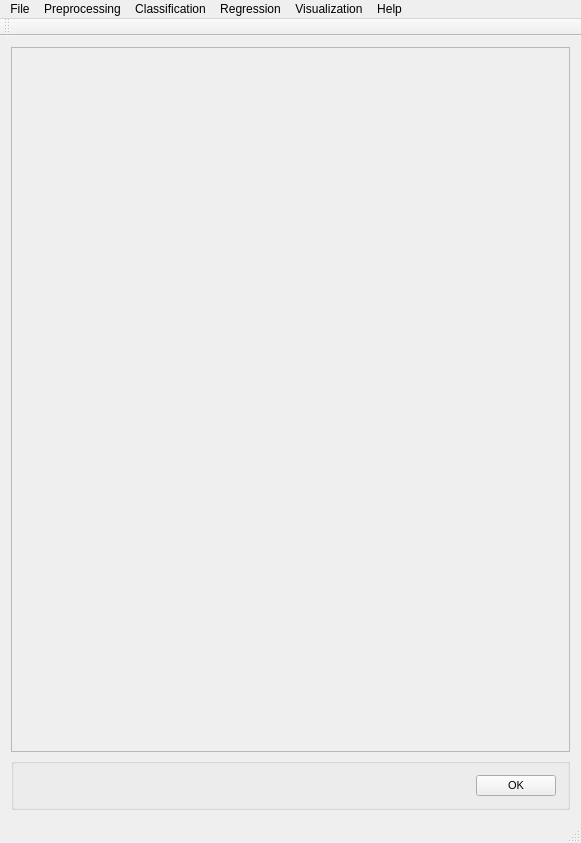
The window that src/PYSAT_Gui_UI_Forms/04_mainwindow_mask.ui (tisaconundrum2/PySAT-GUI) describes before a commit, drawn with Qt 5.
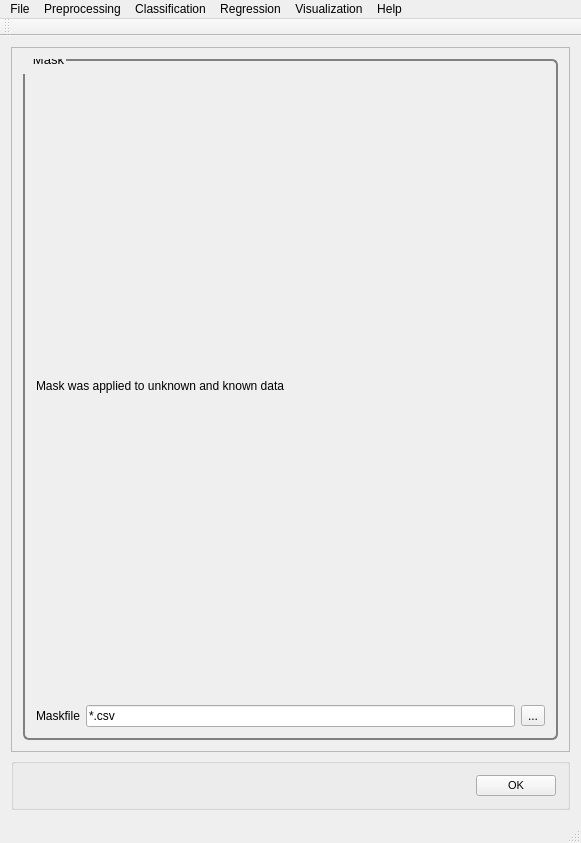
The same window after the commit.

Commit message: FIX: maskfile's dialog box was too spread out

```diff
--- a/src/PYSAT_Gui_UI_Forms/04_mainwindow_mask.ui
+++ b/src/PYSAT_Gui_UI_Forms/04_mainwindow_mask.ui
@@ -48,7 +48,80 @@
 }
 </string>
        </property>
-       <layout class="QVBoxLayout" name="verticalLayout_8"/>
+       <layout class="QVBoxLayout" name="verticalLayout_8">
+        <item>
+         <widget class="QGroupBox" name="masked">
+          <property name="font">
+           <font>
+            <pointsize>10</pointsize>
+           </font>
+          </property>
+          <property name="title">
+           <string>Mask</string>
+          </property>
+          <layout class="QVBoxLayout" name="verticalLayout">
+           <item>
+            <layout class="QVBoxLayout" name="verticalLayout_23">
+             <item>
+              <widget class="QLabel" name="label_16">
+               <property name="text">
+                <string>Mask was applied to unknown and known data</string>
+               </property>
+              </widget>
+             </item>
+            </layout>
+           </item>
+           <item>
+            <layout class="QHBoxLayout" name="horizontalLayout_13">
+             <item>
+              <layout class="QVBoxLayout" name="verticalLayout_17">
+               <item>
+                <widget class="QLabel" name="label_9">
+                 <property name="text">
+                  <string>Maskfile</string>
+                 </property>
+                </widget>
+               </item>
+              </layout>
+             </item>
+             <item>
+              <layout class="QVBoxLayout" name="verticalLayout_22">
+               <item>
+                <widget class="QLineEdit" name="lineEdit_10">
+                 <property name="text">
+                  <string extracomment="Make this change whenever a new file is selected">*.csv</string>
+                 </property>
+                 <property name="readOnly">
+                  <bool>true</bool>
+                 </property>
+                </widget>
+               </item>
+              </layout>
+             </item>
+             <item>
+              <layout class="QVBoxLayout" name="verticalLayout_24">
+               <item>
+                <widget class="QToolButton" name="fullDataBaseButton_4">
+                 <property name="text">
+                  <string>...</string>
+                 </property>
+                </widget>
+               </item>
+              </layout>
+             </item>
+            </layout>
+           </item>
+          </layout>
+          <zorder></zorder>
+          <zorder></zorder>
+          <zorder>lineEdit_10</zorder>
+          <zorder>fullDataBaseButton_4</zorder>
+          <zorder>label_9</zorder>
+          <zorder>label_16</zorder>
+          <zorder></zorder>
+         </widget>
+        </item>
+       </layout>
       </widget>
      </widget>
     </item>
```
The commit also changes 1 other file.
